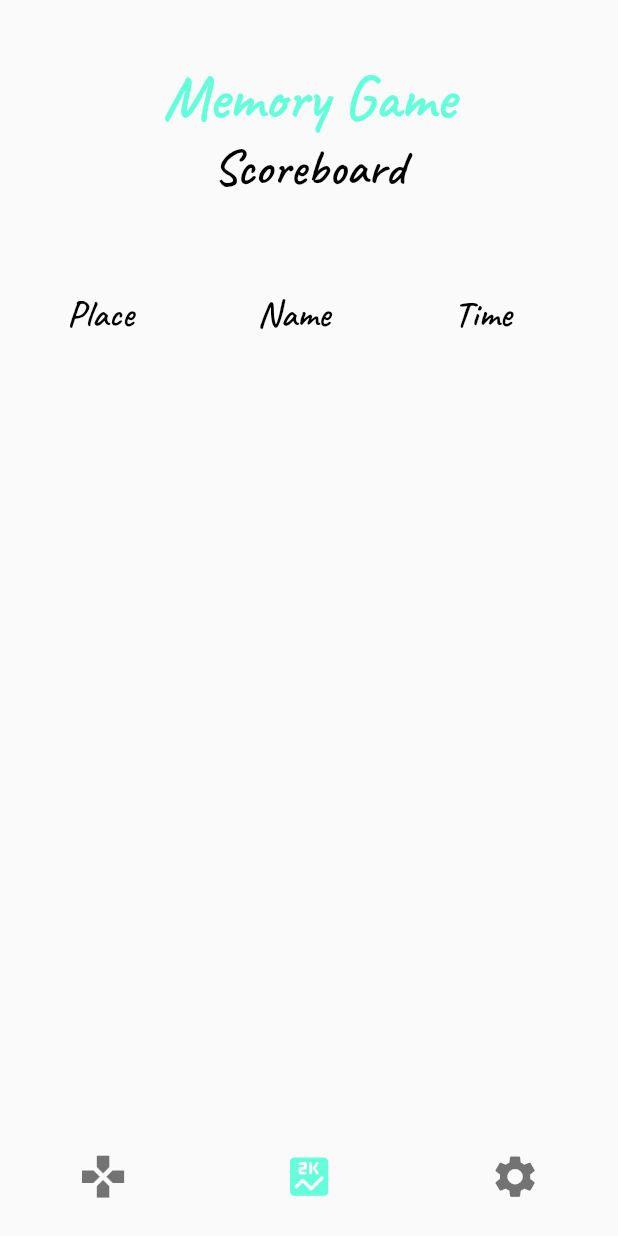
After one commit to pawelpawlik9412/memory_game, a Flutter app: the screen it shows after launch, item 2 of the bottom bar chosen, on a phone screen of 412 x 824 dp. The commit adds this screen. Run offline on Flutter 3.47's test engine with Material 2 defaults, Android fonts, the phone set to English and light mode, and no system bars.

Commit message:
Added ScorePage responsive layout

```diff
--- a/lib/main.dart
+++ b/lib/main.dart
@@ -1,18 +1,12 @@
 import 'package:flutter/material.dart';
-import 'package:memory_game/screens/game_page.dart';
+import 'package:memory_game/screens/home_page.dart';
 import 'package:memory_game/size_config.dart';
 
 void main() {
   runApp(MemoryGame());
 }
 
-class MemoryGame extends StatefulWidget {
-  @override
-  _MemoryGameState createState() => _MemoryGameState();
-}
-
-class _MemoryGameState extends State<MemoryGame> {
-  int _currentPage = 0;
+class MemoryGame extends StatelessWidget {
 
   @override
   Widget build(BuildContext context) {
@@ -22,52 +16,11 @@ class _MemoryGameState extends State<MemoryGame> {
           return OrientationBuilder(
             builder: (context, orientation) {
               SizeConfig().init(constraints, orientation);
-              return Scaffold(
-                body: GamePage(),
-                bottomNavigationBar: _buildBottomNavigationBar(),
-              );
+              return HomePage();
             },
           );
         },
       ),
     );
   }
-
-  BottomNavigationBar _buildBottomNavigationBar() {
-    return BottomNavigationBar(
-      elevation: 0.0,
-      selectedItemColor: Colors.tealAccent,
-      currentIndex: _currentPage,
-      items: [
-        BottomNavigationBarItem(
-          label: '',
-          icon: Icon(
-            Icons.gamepad,
-            size: SizeConfig.textMultiplier * 4.1,
-          ),
-        ),
-        BottomNavigationBarItem(
-          label: '',
-          icon: Icon(
-            Icons.score_rounded,
-            size: SizeConfig.textMultiplier * 4.1,
-          ),
-        ),
-        BottomNavigationBarItem(
-          label: '',
-          icon: Icon(
-            Icons.settings,
-            size: SizeConfig.textMultiplier * 4.1,
-          ),
-        ),
-      ],
-      onTap: (index) {
-        setState(
-          () {
-            _currentPage = index;
-          },
-        );
-      },
-    );
-  }
 }
--- a/lib/screens/game_page.dart
+++ b/lib/screens/game_page.dart
@@ -3,8 +3,10 @@ import 'package:memory_game/custom_widgets/memory_card.dart';
 import 'package:memory_game/size_config.dart';
 
 class GamePage extends StatelessWidget {
-
-  List<MemoryCard> list =  [MemoryCard(cardColor: Colors.tealAccent, cardIcon: Icons.create), MemoryCard(cardColor: Colors.tealAccent, cardIcon: Icons.create)];
+  List<MemoryCard> list = [
+    MemoryCard(cardColor: Colors.tealAccent, cardIcon: Icons.create),
+    MemoryCard(cardColor: Colors.tealAccent, cardIcon: Icons.create)
+  ];
   @override
   Widget build(BuildContext context) {
     return SafeArea(
@@ -30,25 +32,31 @@ class GamePage extends StatelessWidget {
                     ),
                     Expanded(
                       flex: 10,
-                      child: Container(
-                        padding: EdgeInsets.symmetric(horizontal: SizeConfig.widthMultiplier * 3.7),
-                        child: GridView.builder(
-                          itemCount: list.length,
-                          gridDelegate: SliverGridDelegateWithFixedCrossAxisCount(
-                            crossAxisCount: 5,
-                          ),
-                          physics: NeverScrollableScrollPhysics(),
-                          itemBuilder: (BuildContext context, int index) {
-                            return list[index];
-                          },
-                        ),
-                      ),
+                      child: _buildGameCardsGridView(),
                     ),
                   ],
                 ),
               ),
             ),
           ],
+        ),
+      ),
+    );
+  }
+
+  Center _buildGameScreenTitle() {
+    return Center(
+      child: Hero(
+        tag: 'title',
+        child: Text(
+          'Memory Game',
+          textAlign: TextAlign.center,
+          style: TextStyle(
+            fontFamily: 'Caveat',
+            color: Colors.tealAccent,
+            fontWeight: FontWeight.w600,
+            fontSize: SizeConfig.textMultiplier * 6.3,
+          ),
         ),
       ),
     );
@@ -80,17 +88,19 @@ class GamePage extends StatelessWidget {
     );
   }
 
-  Center _buildGameScreenTitle() {
-    return Center(
-      child: Text(
-        'Memory Game',
-        textAlign: TextAlign.center,
-        style: TextStyle(
-          fontFamily: 'Caveat',
-          color: Colors.tealAccent,
-          fontWeight: FontWeight.w600,
-          fontSize: SizeConfig.textMultiplier * 6.3,
+  Container _buildGameCardsGridView() {
+    return Container(
+      padding:
+      EdgeInsets.symmetric(horizontal: SizeConfig.widthMultiplier * 3.7),
+      child: GridView.builder(
+        itemCount: list.length,
+        gridDelegate: SliverGridDelegateWithFixedCrossAxisCount(
+          crossAxisCount: 5,
         ),
+        physics: NeverScrollableScrollPhysics(),
+        itemBuilder: (BuildContext context, int index) {
+          return list[index];
+        },
       ),
     );
   }
--- /dev/null
+++ b/lib/screens/home_page.dart
@@ -0,0 +1,74 @@
+import 'package:flutter/material.dart';
+import 'package:memory_game/screens/game_page.dart';
+import 'package:memory_game/screens/score_page.dart';
+import 'package:memory_game/size_config.dart';
+
+
+class HomePage extends StatefulWidget {
+
+  @override
+  _HomePageState createState() => _HomePageState();
+}
+
+class _HomePageState extends State<HomePage> {
+
+  int _currentPage = 0;
+
+  @override
+  Widget build(BuildContext context) {
+    return Scaffold(
+      body: _buildCurrentPage(),
+      bottomNavigationBar: _buildBottomNavigationBar(),
+    );
+  }
+
+  Widget _buildCurrentPage() {
+    if(_currentPage == 0) {
+      return GamePage();
+    }
+    else if(_currentPage == 1) {
+      return ScorePage();
+    }
+    else if(_currentPage == 2) {
+      return Center(child: Text('2'));
+    }
+  }
+
+  BottomNavigationBar _buildBottomNavigationBar() {
+    return BottomNavigationBar(
+      elevation: 0.0,
+      selectedItemColor: Colors.tealAccent,
+      currentIndex: _currentPage,
+      items: [
+        BottomNavigationBarItem(
+          label: '',
+          icon: Icon(
+            Icons.gamepad,
+            size: SizeConfig.textMultiplier * 4.1,
+          ),
+        ),
+        BottomNavigationBarItem(
+          label: '',
+          icon: Icon(
+            Icons.score_rounded,
+            size: SizeConfig.textMultiplier * 4.1,
+          ),
+        ),
+        BottomNavigationBarItem(
+          label: '',
+          icon: Icon(
+            Icons.settings,
+            size: SizeConfig.textMultiplier * 4.1,
+          ),
+        ),
+      ],
+      onTap: (index) {
+        setState(
+              () {
+            _currentPage = index;
+          },
+        );
+      },
+    );
+  }
+}
--- /dev/null
+++ b/lib/screens/score_page.dart
@@ -0,0 +1,103 @@
+import 'package:flutter/material.dart';
+import 'package:memory_game/size_config.dart';
+
+class ScorePage extends StatelessWidget {
+  @override
+  Widget build(BuildContext context) {
+    return SafeArea(
+      child: Padding(
+        padding:
+            EdgeInsets.symmetric(vertical: SizeConfig.heightMultiplier * 2.6),
+        child: Column(
+          crossAxisAlignment: CrossAxisAlignment.stretch,
+          children: [
+            Expanded(
+              flex: 2,
+              child: _buildScorePageTitle(),
+            ),
+            Expanded(
+              flex: 7,
+              child: Container(
+                padding: EdgeInsets.symmetric(horizontal: SizeConfig.widthMultiplier * 5),
+                child: DataTable(
+                  dividerThickness: 0.0,
+                  columns: [
+                    DataColumn(
+                      label: Text(
+                        'Place',
+                        style: TextStyle(
+                            fontFamily: 'Caveat',
+                            color: Colors.black,
+                            fontWeight: FontWeight.w600,
+                            fontSize: SizeConfig.textMultiplier * 3.0,
+                        ),
+                      ),
+                    ),
+                    DataColumn(
+                      label: Text(
+                        'Name',
+                        style: TextStyle(
+                          fontFamily: 'Caveat',
+                          color: Colors.black,
+                          fontWeight: FontWeight.w600,
+                          fontSize: SizeConfig.textMultiplier * 3.0,
+                        ),
+                      ),
+                    ),
+                    DataColumn(
+                      label: Text(
+                        'Time',
+                        style: TextStyle(
+                          fontFamily: 'Caveat',
+                          color: Colors.black,
+                          fontWeight: FontWeight.w600,
+                          fontSize: SizeConfig.textMultiplier * 3.0,
+                        ),
+                      ),
+                    ),
+                  ],
+                  rows: [],
+                ),
+              ),
+            ),
+          ],
+        ),
+      ),
+    );
+  }
+
+  Container _buildScorePageTitle() {
+    return Container(
+      padding: EdgeInsets.only(top: SizeConfig.heightMultiplier * 2.1),
+      child: Center(
+        child: Column(
+          children: [
+            Hero(
+              tag: 'title',
+              child: Text(
+                'Memory Game',
+                textAlign: TextAlign.center,
+                style: TextStyle(
+                  fontFamily: 'Caveat',
+                  color: Colors.tealAccent,
+                  fontWeight: FontWeight.w600,
+                  fontSize: SizeConfig.textMultiplier * 5,
+                ),
+              ),
+            ),
+            Text(
+              'Scoreboard',
+              textAlign: TextAlign.center,
+              style: TextStyle(
+                fontFamily: 'Caveat',
+                color: Colors.black,
+                fontWeight: FontWeight.w600,
+                fontSize: SizeConfig.textMultiplier * 4,
+              ),
+            ),
+          ],
+        ),
+      ),
+    );
+  }
+}
--- a/pubspec.yaml
+++ b/pubspec.yaml
@@ -13,6 +13,7 @@ dependencies:
     sdk: flutter
   cupertino_icons: ^1.0.2
 
+
 dev_dependencies:
   flutter_test:
     sdk: flutter
```
Also changed, not shown: 3 other files.
